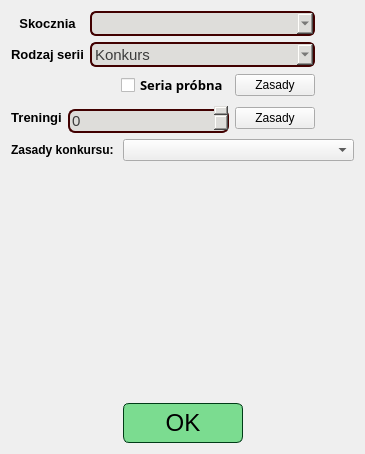
Above: source/UI/Seasons/CompetitionInfoEditorWidget.ui from SiekamCebule/sj-sim before the change. Below: the same form after it.
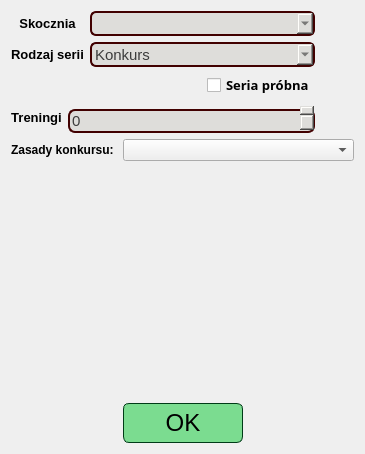
That is the form after the change.

What changed in the file:
```diff
--- a/source/UI/Seasons/CompetitionInfoEditorWidget.ui
+++ b/source/UI/Seasons/CompetitionInfoEditorWidget.ui
@@ -238,24 +238,14 @@
            <property name="text">
             <string>Seria próbna</string>
            </property>
+           <property name="checkable">
+            <bool>false</bool>
+           </property>
            <property name="checked">
             <bool>false</bool>
            </property>
           </widget>
          </item>
-         <item>
-          <widget class="QPushButton" name="pushButton_trialRoundRules">
-           <property name="sizePolicy">
-            <sizepolicy hsizetype="Maximum" vsizetype="Fixed">
-             <horstretch>0</horstretch>
-             <verstretch>0</verstretch>
-            </sizepolicy>
-           </property>
-           <property name="text">
-            <string>Zasady</string>
-           </property>
-          </widget>
-         </item>
         </layout>
        </item>
        <item>
@@ -319,19 +309,6 @@
            </property>
           </widget>
          </item>
-         <item>
-          <widget class="QPushButton" name="pushButton_trainingsRules">
-           <property name="sizePolicy">
-            <sizepolicy hsizetype="Maximum" vsizetype="Fixed">
-             <horstretch>0</horstretch>
-             <verstretch>0</verstretch>
-            </sizepolicy>
-           </property>
-           <property name="text">
-            <string>Zasady</string>
-           </property>
-          </widget>
-         </item>
         </layout>
        </item>
       </layout>
```
